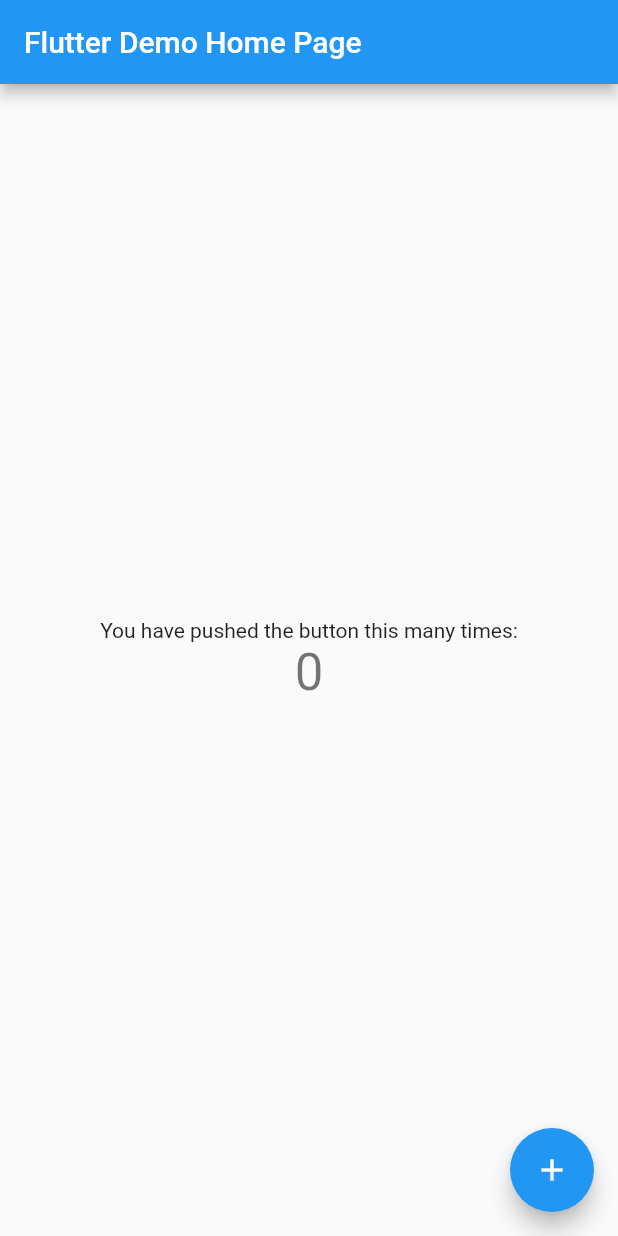
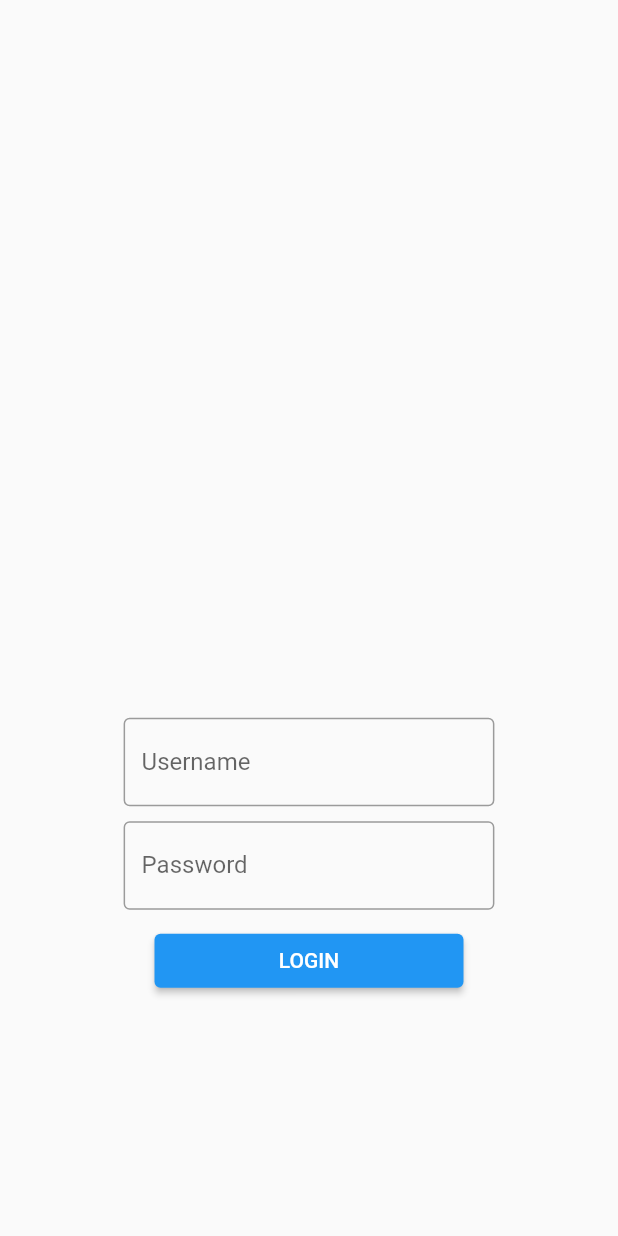
Before and after one commit to HasiruNMP/FoodOrderDeliverySystem, a Flutter app: the screen it shows after launch, on a phone screen of 412 x 824 dp. Run offline on Flutter 3.47's test engine with Material 2 defaults, Android fonts, the light colour scheme and no system bars.

Commit message:
Delivery Person App Basic UI

```diff
--- a/deliveryapp/lib/main.dart
+++ b/deliveryapp/lib/main.dart
@@ -1,3 +1,4 @@
+import 'package:deliveryapp/view/loginview.dart';
 import 'package:flutter/material.dart';
 
 void main() {
@@ -11,105 +12,11 @@
   @override
   Widget build(BuildContext context) {
     return MaterialApp(
-      title: 'Flutter Demo',
+      title: 'FODS',
       theme: ThemeData(
-        // This is the theme of your application.
-        //
-        // Try running your application with "flutter run". You'll see the
-        // application has a blue toolbar. Then, without quitting the app, try
-        // changing the primarySwatch below to Colors.green and then invoke
-        // "hot reload" (press "r" in the console where you ran "flutter run",
-        // or simply save your changes to "hot reload" in a Flutter IDE).
-        // Notice that the counter didn't reset back to zero; the application
-        // is not restarted.
         primarySwatch: Colors.blue,
       ),
-      home: const MyHomePage(title: 'Flutter Demo Home Page'),
+      home: const LoginView(),
     );
   }
 }
-
-class MyHomePage extends StatefulWidget {
-  const MyHomePage({Key? key, required this.title}) : super(key: key);
-
-  // This widget is the home page of your application. It is stateful, meaning
-  // that it has a State object (defined below) that contains fields that affect
-  // how it looks.
-
-  // This class is the configuration for the state. It holds the values (in this
-  // case the title) provided by the parent (in this case the App widget) and
-  // used by the build method of the State. Fields in a Widget subclass are
-  // always marked "final".
-
-  final String title;
-
-  @override
-  State<MyHomePage> createState() => _MyHomePageState();
-}
-
-class _MyHomePageState extends State<MyHomePage> {
-  int _counter = 0;
-
-  void _incrementCounter() {
-    setState(() {
-      // This call to setState tells the Flutter framework that something has
-      // changed in this State, which causes it to rerun the build method below
-      // so that the display can reflect the updated values. If we changed
-      // _counter without calling setState(), then the build method would not be
-      // called again, and so nothing would appear to happen.
-      _counter++;
-    });
-  }
-
-  @override
-  Widget build(BuildContext context) {
-    // This method is rerun every time setState is called, for instance as done
-    // by the _incrementCounter method above.
-    //
-    // The Flutter framework has been optimized to make rerunning build methods
-    // fast, so that you can just rebuild anything that needs updating rather
-    // than having to individually change instances of widgets.
-    return Scaffold(
-      appBar: AppBar(
-        // Here we take the value from the MyHomePage object that was created by
-        // the App.build method, and use it to set our appbar title.
-        title: Text(widget.title),
-      ),
-      body: Center(
-        // Center is a layout widget. It takes a single child and positions it
-        // in the middle of the parent.
-        child: Column(
-          // Column is also a layout widget. It takes a list of children and
-          // arranges them vertically. By default, it sizes itself to fit its
-          // children horizontally, and tries to be as tall as its parent.
-          //
-          // Invoke "debug painting" (press "p" in the console, choose the
-          // "Toggle Debug Paint" action from the Flutter Inspector in Android
-          // Studio, or the "Toggle Debug Paint" command in Visual Studio Code)
-          // to see the wireframe for each widget.
-          //
-          // Column has various properties to control how it sizes itself and
-          // how it positions its children. Here we use mainAxisAlignment to
-          // center the children vertically; the main axis here is the vertical
-          // axis because Columns are vertical (the cross axis would be
-          // horizontal).
-          mainAxisAlignment: MainAxisAlignment.center,
-          children: <Widget>[
-            const Text(
-              'You have pushed the button this many times:',
-            ),
-            Text(
-              '$_counter',
-              style: Theme.of(context).textTheme.headline4,
-            ),
-          ],
-        ),
-      ),
-      floatingActionButton: FloatingActionButton(
-        onPressed: _incrementCounter,
-        tooltip: 'Increment',
-        child: const Icon(Icons.add),
-      ), // This trailing comma makes auto-formatting nicer for build methods.
-    );
-  }
-}
--- a/deliveryapp/lib/view/loginview.dart
+++ b/deliveryapp/lib/view/loginview.dart
@@ -0,0 +1,102 @@
+import 'package:deliveryapp/view/orderview.dart';
+import 'package:flutter/material.dart';
+
+class LoginView extends StatefulWidget {
+  const LoginView({Key? key}) : super(key: key);
+
+  @override
+  _LoginViewState createState() => _LoginViewState();
+}
+
+class _LoginViewState extends State<LoginView> {
+  @override
+  Widget build(BuildContext context) {
+    return Scaffold(
+      body: SafeArea(
+        child: Column(
+          children: [
+            const Expanded(
+              child: SizedBox(),
+            ),
+            const Expanded(
+              flex: 2,
+              child: SizedBox(),
+            ),
+            Row(
+              children: const [
+                Expanded(
+                  child: SizedBox(),
+                ),
+                Expanded(
+                  flex: 3,
+                  child: TextField(
+                    decoration: InputDecoration(
+                        labelText: 'Username', border: OutlineInputBorder()),
+                  ),
+                ),
+                Expanded(
+                  child: SizedBox(),
+                ),
+              ],
+            ),
+            const SizedBox(
+              height: 10,
+            ),
+            Row(
+              children: [
+                const Expanded(
+                  child: SizedBox(),
+                ),
+                Expanded(
+                  flex: 3,
+                  child: TextFormField(
+                    decoration: const InputDecoration(
+                        labelText: 'Password', border: OutlineInputBorder()),
+                    obscureText: true,
+                    enableSuggestions: false,
+                    autocorrect: false,
+                  ),
+                ),
+                const Expanded(
+                  child: SizedBox(),
+                ),
+              ],
+            ),
+            const SizedBox(
+              height: 10,
+            ),
+            Row(
+              children: [
+                const Expanded(
+                  child: SizedBox(),
+                ),
+                Expanded(
+                  flex: 2,
+                  child: ElevatedButton(
+                    onPressed: () {
+                      Navigator.push(
+                        context,
+                        MaterialPageRoute(
+                          builder: (context) {
+                            return const OrderView();
+                          },
+                        ),
+                      );
+                    },
+                    child: const Text('LOGIN'),
+                  ),
+                ),
+                const Expanded(
+                  child: SizedBox(),
+                ),
+              ],
+            ),
+            const Expanded(
+              child: SizedBox(),
+            ),
+          ],
+        ),
+      ),
+    );
+  }
+}
```
Also changed, not shown: deliveryapp/lib/view/historyview.dart (added, +97 -0 lines), deliveryapp/lib/view/orderview.dart (added, +187 -0 lines), deliveryapp/lib/view/profileview.dart (+57 -0 lines), deliveryapp/lib/view/ordersview.dart (deleted).
